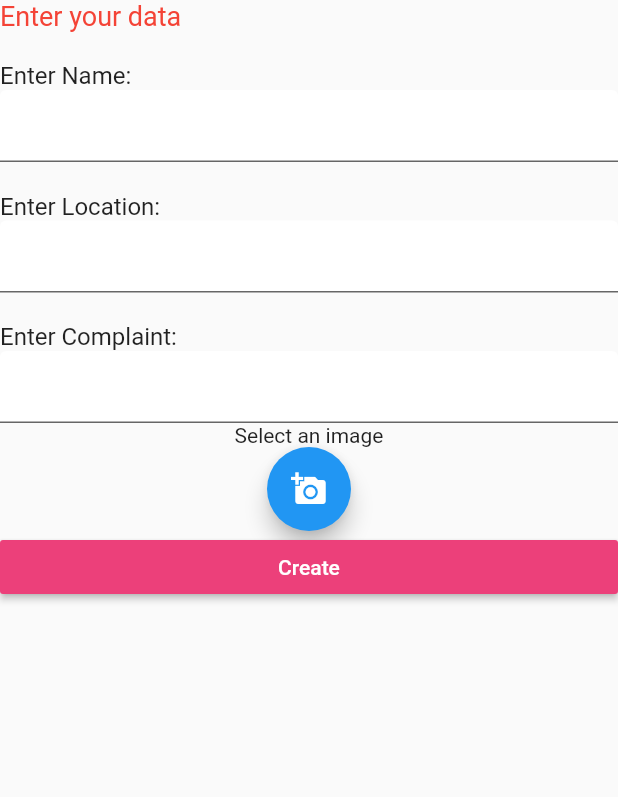
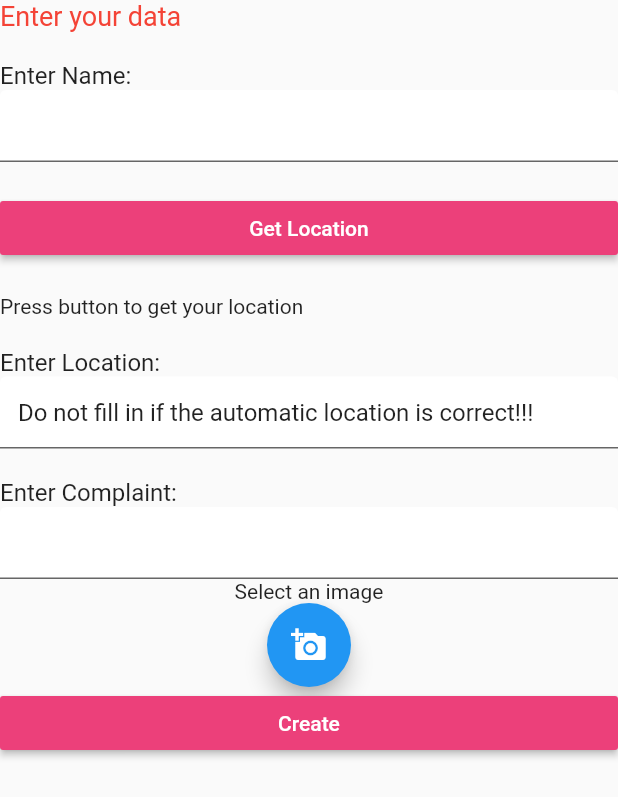
Before and after one commit to Harshini-rs/trash_troopers, a Flutter app: the NewPanel widget shown alone on an empty page, opened directly, on a phone screen of 412 x 824 dp. Shown: the top 797 px of the screen. Run offline on Flutter 3.47's test engine with Material 2 defaults, Android fonts, the phone set to English and light mode, and no system bars; our stand-ins replace cached_network_image, cloud_firestore, firebase_auth, firebase_storage, flutter_spinkit, fluttertoast and 3 more; accounts and stored records are empty.

```diff
--- a/lib/models/trash.dart
+++ b/lib/models/trash.dart
@@ -1,8 +1,16 @@
 class trash {
+  final String uid;
   String name;
   String location;
   String complaint;
   var file;
+  String complete;
   //Add file image
-  trash({this.name, this.location, this.complaint, this.file});
+  trash(
+      {this.uid,
+      this.name,
+      this.location,
+      this.complaint,
+      this.file,
+      this.complete});
 }
--- a/lib/models/user.dart
+++ b/lib/models/user.dart
@@ -2,16 +2,33 @@ import 'dart:io';
 
 class User {
   final String uid;
-
-  User({this.uid});
+  final bool admin;
+  User({this.uid, this.admin});
 }
 
 class UserData {
   final String uid;
+  final bool admin;
   final String name;
   final String location;
   final String complaint;
+  final bool complete;
   var file;
   //Add file image
-  UserData({this.uid, this.name, this.location, this.complaint, this.file});
+  UserData(
+      {this.uid,
+      this.admin,
+      this.name,
+      this.location,
+      this.complaint,
+      this.file,
+      this.complete});
 }
+
+/*class AdminData{
+  final String uid;
+  final bool admin;
+  final bool completed;
+
+  AdminData({this.uid, this.admin, this.completed})
+}*/
--- a/lib/screens/authenticate/register.dart
+++ b/lib/screens/authenticate/register.dart
@@ -1,5 +1,7 @@
 import 'package:flutter/cupertino.dart';
 import 'package:flutter/material.dart';
+//import 'package:trashtroopers/models/Admin.dart';
+import 'package:trashtroopers/screens/home/adminpage.dart';
 import 'package:trashtroopers/services/auth.dart';
 import 'package:trashtroopers/screens/authenticate/authenticate.dart';
 import 'package:trashtroopers/shared/constant.dart';
@@ -99,7 +101,9 @@ class _registerState extends State<register> {
                                 error =
                                     'Please enter a valid email or password';
                               });
-                            }
+                            } //else if (result is Admin) {
+                            //adminpage();
+                            //}
                           }
                         },
                       ),
--- a/lib/screens/authenticate/signin.dart
+++ b/lib/screens/authenticate/signin.dart
@@ -1,8 +1,10 @@
 import 'package:flutter/material.dart';
+//import 'package:trashtroopers/models/admin.dart';
 import 'package:trashtroopers/screens/authenticate/register.dart';
 import 'package:trashtroopers/services/auth.dart';
 import 'package:trashtroopers/shared/constant.dart';
 import 'package:trashtroopers/shared/loading.dart';
+import 'package:trashtroopers/screens/home/adminpage.dart';
 
 class signin extends StatefulWidget {
   final Function toggleview;
@@ -101,7 +103,7 @@ class _signinState extends State<signin> {
                       height: 18.0,
                       child: Text(
                         error,
-                        style: TextStyle(color: Colors.red, fontSize: 14.0),
+                        style: TextStyle(color: Colors.white, fontSize: 14.0),
                       ),
                     ),
                   ],
--- a/lib/screens/home/home.dart
+++ b/lib/screens/home/home.dart
@@ -9,6 +9,7 @@ import 'package:trashtroopers/models/trash.dart';
 import 'trash_list.dart';
 
 class home extends StatelessWidget {
+  //final dynamic result;
   final AuthService _auth = AuthService();
   @override
   Widget build(BuildContext context) {
--- a/lib/screens/home/newpanel.dart
+++ b/lib/screens/home/newpanel.dart
@@ -8,6 +8,7 @@ import 'package:trashtroopers/services/database.dart';
 import 'package:trashtroopers/shared/constant.dart';
 import 'package:trashtroopers/shared/loading.dart';
 import 'package:path/path.dart' as Path;
+import 'package:geolocator/geolocator.dart';
 
 class NewPanel extends StatefulWidget {
   @override
@@ -19,6 +20,9 @@ class _NewPanelState extends State<NewPanel> {
   String _name, _location, _complaint, _file;
   File _image;
   final picker = ImagePicker();
+  Position _currentPosition;
+  String _currentAddress;
+  final Geolocator geolocator = Geolocator()..forceAndroidLocationManager;
 
   Future getImage() async {
     final pickedFile = await picker.getImage(source: ImageSource.camera);
@@ -48,6 +52,38 @@ class _NewPanelState extends State<NewPanel> {
     await uploadTask.onComplete;
     print('File Uploaded');
     _file = await storageReference.getDownloadURL();
+  }
+
+  Future getloc() async {
+    //LocationPermission permission = await geolocator.requestPermission();
+    await geolocator
+        .getCurrentPosition(desiredAccuracy: LocationAccuracy.best)
+        .then((Position position) {
+      setState(() {
+        _currentPosition = position;
+      });
+      _getAddressFromLatLng();
+      print(_currentPosition);
+    }).catchError((e) {
+      print(e);
+    });
+  }
+
+  Future _getAddressFromLatLng() async {
+    try {
+      List<Placemark> p = await geolocator.placemarkFromCoordinates(
+          _currentPosition.latitude, _currentPosition.longitude);
+
+      Placemark place = p[0];
+
+      setState(() {
+        _currentAddress =
+            "${place.locality}, ${place.postalCode}, ${place.country}";
+      });
+      print(_currentAddress);
+    } catch (e) {
+      print(e);
+    }
   }
 
   @override
@@ -85,6 +121,20 @@ class _NewPanelState extends State<NewPanel> {
           SizedBox(
             height: 20.0,
           ),
+          RaisedButton(
+            child: Text('Get Location', style: TextStyle(color: Colors.white)),
+            color: Colors.pink[400],
+            onPressed: () async {
+              await getloc();
+            },
+          ),
+          SizedBox(
+            height: 20.0,
+          ),
+          Text(_currentAddress ?? 'Press button to get your location'),
+          SizedBox(
+            height: 20.0,
+          ),
           Text(
             'Enter Location:',
             style: TextStyle(
@@ -93,8 +143,10 @@ class _NewPanelState extends State<NewPanel> {
           ),
           TextFormField(
             decoration: textDecoration,
-            validator: (val) =>
-                val.isEmpty ? "Please enter your location" : null,
+            initialValue: _currentAddress ??
+                'Do not fill in if the automatic location is correct!!!',
+            //validator: (val) =>
+            //    val.isEmpty ? "Please enter your location" : _currentAddress,
             onChanged: (val) => setState(() => _location = val),
           ),
           SizedBox(
@@ -128,10 +180,13 @@ class _NewPanelState extends State<NewPanel> {
             onPressed: () async {
               if (_formKey.currentState.validate()) {
                 await Dbservice(uid: user.uid).updateUserdata(
-                    _name ?? 'New user',
-                    _location ?? 'Current location',
-                    _complaint ?? 'New complaint',
-                    _file ?? 'assets/images/avatar.jpg');
+                  user.uid,
+                  _name ?? 'New user',
+                  _location ?? _currentAddress,
+                  _complaint ?? 'New complaint',
+                  _file ?? 'assets/images/avatar.jpg',
+                  'false',
+                );
                 Navigator.pop(context);
               }
             },
--- a/lib/screens/wrapper.dart
+++ b/lib/screens/wrapper.dart
@@ -1,15 +1,21 @@
 import 'package:flutter/material.dart';
 import 'package:provider/provider.dart';
+//import 'package:trashtroopers/models/admin.dart';
 import 'package:trashtroopers/models/user.dart';
 import 'package:trashtroopers/screens/authenticate/authenticate.dart';
+import 'package:trashtroopers/screens/home/adminpage.dart';
 import 'package:trashtroopers/screens/home/home.dart';
 
 class Wrapper extends StatelessWidget {
   @override
   Widget build(BuildContext context) {
     final user = Provider.of<User>(context);
+    print(user);
     if (user == null) {
       return Authenticate();
+    } else if (user.admin) {
+      print(user.admin);
+      return adminpage();
     } else {
       return home();
     }
--- a/pubspec.yaml
+++ b/pubspec.yaml
@@ -37,7 +37,7 @@ dependencies:
   intl: ^0.16.1
   provider: ^4.1.3
   flutter_spinkit: ^4.1.2+1
-  geolocator:
+  geolocator: ^5.3.1
   geocoder:
 
 dev_dependencies:
```
Also changed, not shown: lib/screens/home/settings_form.dart (+62 -18 lines), lib/screens/home/trash_tile.dart (+14 -4 lines), lib/services/auth.dart (+33 -10 lines), lib/services/database.dart (+12 -2 lines), pubspec.lock, 4 other files.
